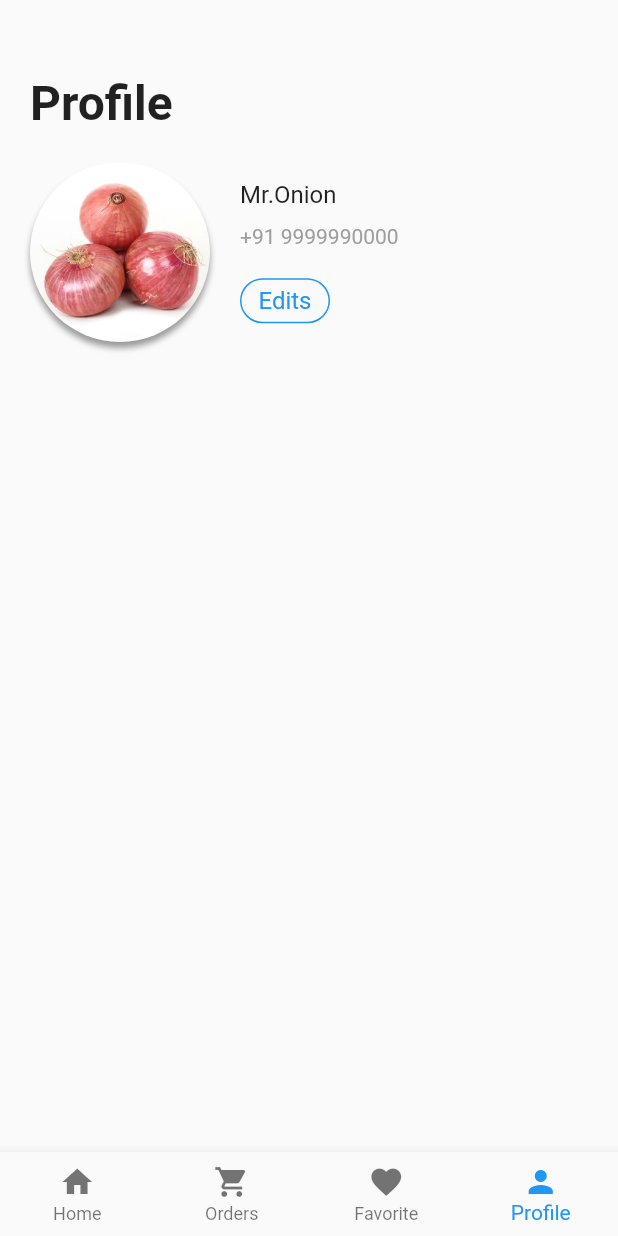
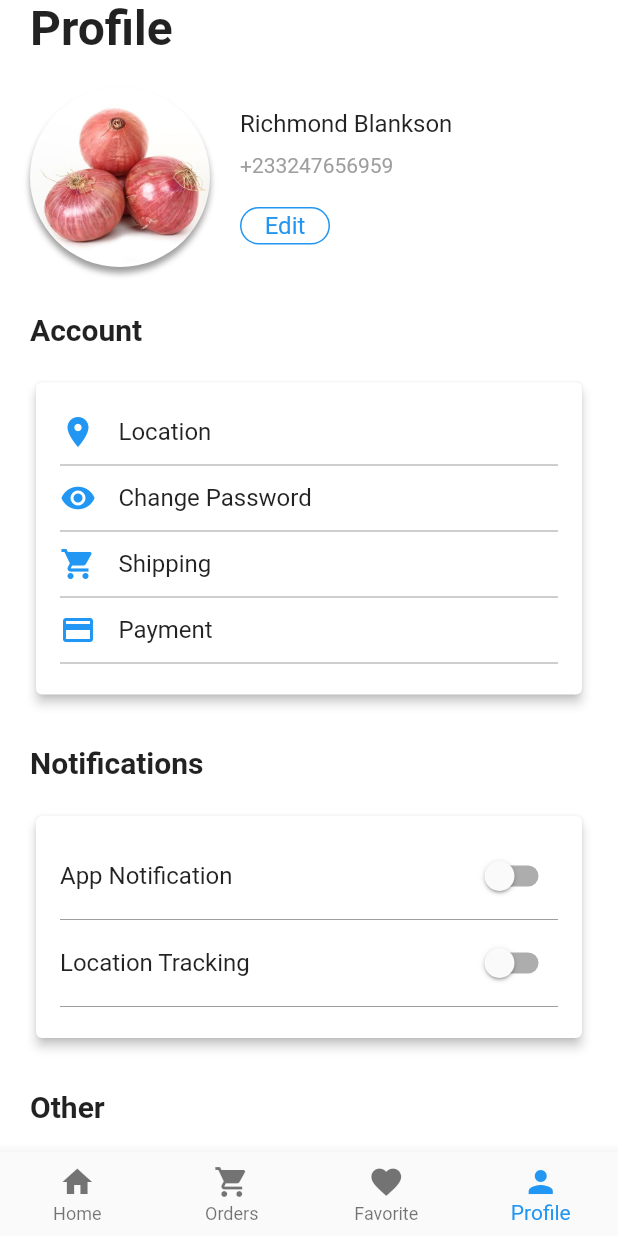
Before and after one commit to abhinavprkash/RuralnFresh, a Flutter app: the screen it shows after launch, item 4 of the bottom bar chosen, on a phone screen of 412 x 824 dp. Run offline on Flutter 3.47's test engine with Material 2 defaults, Android fonts, the phone set to English and light mode, and no system bars.

Commit message:
profile page layout done

```diff
--- a/lib/src/pages/order_page.dart
+++ b/lib/src/pages/order_page.dart
@@ -1,5 +1,4 @@
 import 'package:flutter/material.dart';
-import 'package:ruralnfresh/src/app.dart';
 import 'package:ruralnfresh/src/pages/sigin_page.dart';
 //Custom Widgets
 import '../widgets/order_card.dart';
--- a/lib/src/pages/profile_page.dart
+++ b/lib/src/pages/profile_page.dart
@@ -1,6 +1,6 @@
-import 'dart:ffi';
-
 import 'package:flutter/material.dart';
+import 'package:ruralnfresh/src/widgets/custom_list_tile.dart';
+import 'package:ruralnfresh/src/widgets/small_button.dart';
 
 class ProfilePage extends StatefulWidget {
   @override
@@ -8,11 +8,16 @@ class ProfilePage extends StatefulWidget {
 }
 
 class _ProfilePageState extends State<ProfilePage> {
+  bool turnOnNotification = false;
+  bool turnOnLocation = false;
+
   @override
   Widget build(BuildContext context) {
     return Scaffold(
-      body: Container(
-        padding: EdgeInsets.symmetric(vertical: 50.0, horizontal: 20),
+      backgroundColor: Colors.white,
+      body: SingleChildScrollView(
+        child: Container(
+          padding: EdgeInsets.symmetric(horizontal: 20.0),
           child: Column(
             crossAxisAlignment: CrossAxisAlignment.start,
             children: <Widget>[
@@ -39,58 +44,209 @@ class _ProfilePageState extends State<ProfilePage> {
                         BoxShadow(
                             blurRadius: 3.0,
                             offset: Offset(0, 4.0),
-                        color: Colors.black38,
-                      ),
+                            color: Colors.black38),
                       ],
                       image: DecorationImage(
-                      image: AssetImage("assets/images/onion.jpg"),
+                        image: AssetImage(
+                          "assets/images/onion.jpg",
+                        ),
+                        fit: BoxFit.cover,
                       ),
                     ),
                   ),
                   SizedBox(
-                  width: 20,
+                    width: 20.0,
                   ),
                   Column(
                     crossAxisAlignment: CrossAxisAlignment.start,
                     children: <Widget>[
                       Text(
-                      "Mr.Onion",
-                      style: TextStyle(fontSize: 16.0),
+                        "Richmond Blankson",
+                        style: TextStyle(
+                          fontSize: 16.0,
+                        ),
                       ),
                       SizedBox(
                         height: 10.0,
                       ),
                       Text(
-                      "+91 9999990000",
+                        "+233247656959",
                         style: TextStyle(color: Colors.grey),
                       ),
                       SizedBox(
                         height: 20.0,
                       ),
-                    Container(
+                      SmallButton(btnText: "Edit"),
+                    ],
+                  ),
+                ],
+              ),
+              SizedBox(
                 height: 30.0,
-                      width: 60.0,
-                      decoration: BoxDecoration(
-                        border: Border.all(
-                          color: Colors.blue,
               ),
-                        borderRadius: BorderRadius.circular(20.0),
+              Text(
+                "Account",
+                style: TextStyle(
+                  fontSize: 20.0,
+                  fontWeight: FontWeight.bold,
                 ),
-                      child: Center(
-                        child: Text(
-                          "Edits",
+              ),
+              SizedBox(
+                height: 20.0,
+              ),
+              Card(
+                elevation: 3.0,
+                child: Padding(
+                  padding: EdgeInsets.all(16.0),
+                  child: Column(
+                    children: <Widget>[
+                      CustomListTile(
+                        icon: Icons.location_on,
+                        text: "Location",
+                      ),
+                      Divider(
+                        height: 10.0,
+                        color: Colors.grey,
+                      ),
+                      CustomListTile(
+                        icon: Icons.visibility,
+                        text: "Change Password",
+                      ),
+                      Divider(
+                        height: 10.0,
+                        color: Colors.grey,
+                      ),
+                      CustomListTile(
+                        icon: Icons.shopping_cart,
+                        text: "Shipping",
+                      ),
+                      Divider(
+                        height: 10.0,
+                        color: Colors.grey,
+                      ),
+                      CustomListTile(
+                        icon: Icons.payment,
+                        text: "Payment",
+                      ),
+                      Divider(
+                        height: 10.0,
+                        color: Colors.grey,
+                      ),
+                    ],
+                  ),
+                ),
+              ),
+              SizedBox(
+                height: 30.0,
+              ),
+              Text(
+                "Notifications",
                 style: TextStyle(
-                            color: Colors.blue,
+                  fontSize: 20.0,
+                  fontWeight: FontWeight.bold,
+                ),
+              ),
+              SizedBox(
+                height: 20.0,
+              ),
+              Card(
+                elevation: 3.0,
+                child: Padding(
+                  padding: EdgeInsets.all(16.0),
+                  child: Column(
+                    children: <Widget>[
+                      Row(
+                        mainAxisAlignment: MainAxisAlignment.spaceBetween,
+                        children: <Widget>[
+                          Text(
+                            "App Notification",
+                            style: TextStyle(
                               fontSize: 16.0,
+                            ),
+                          ),
+                          Switch(
+                            value: turnOnNotification,
+                            onChanged: (bool value) {
+                              // print("The value: $value");
+                              setState(() {
+                                turnOnNotification = value;
+                              });
+                            },
+                          ),
+                        ],
+                      ),
+                      Divider(
+                        height: 10.0,
+                        color: Colors.grey,
+                      ),
+                      Row(
+                        mainAxisAlignment: MainAxisAlignment.spaceBetween,
+                        children: <Widget>[
+                          Text(
+                            "Location Tracking",
+                            style: TextStyle(
+                              fontSize: 16.0,
+                            ),
+                          ),
+                          Switch(
+                            value: turnOnLocation,
+                            onChanged: (bool value) {
+                              // print("The value: $value");
+                              setState(() {
+                                turnOnLocation = value;
+                              });
+                            },
+                          ),
+                        ],
+                      ),
+                      Divider(
+                        height: 10.0,
+                        color: Colors.grey,
+                      ),
+                    ],
+                  ),
+                ),
+              ),
+              SizedBox(
+                height: 30.0,
+              ),
+              Text(
+                "Other",
+                style: TextStyle(
+                  fontSize: 20.0,
+                  fontWeight: FontWeight.bold,
+                ),
+              ),
+              SizedBox(
+                height: 20.0,
+              ),
+              Card(
+                child: Padding(
+                  padding: EdgeInsets.all(16.0),
+                  child: Container(
+                    width: MediaQuery.of(context).size.width,
+                    child: Column(
+                      crossAxisAlignment: CrossAxisAlignment.start,
+                      children: <Widget>[
+                        Text("Language", style: TextStyle(fontSize: 16.0)),
+                        // SizedBox(height: 10.0,),
+                        Divider(
+                          height: 30.0,
+                          color: Colors.grey,
+                        ),
+                        Text("Currency", style: TextStyle(fontSize: 16.0)),
+                        // SizedBox(height: 10.0,),
+                        Divider(
+                          height: 30.0,
+                          color: Colors.grey,
+                        ),
+                      ],
                     ),
                   ),
                 ),
               ),
             ],
           ),
-              ],
-            )
-          ],
         ),
       ),
     );
--- /dev/null
+++ b/lib/src/widgets/custom_list_tile.dart
@@ -0,0 +1,30 @@
+import 'package:flutter/material.dart';
+
+class CustomListTile extends StatelessWidget {
+  final IconData icon;
+  final String text;
+
+  CustomListTile({this.icon, this.text});
+
+  @override
+  Widget build(BuildContext context) {
+    return Padding(
+      padding: EdgeInsets.symmetric(vertical: 5.0),
+      child: Row(
+        children: <Widget>[
+          Icon(
+            icon,
+            color: Colors.blue,
+          ),
+          SizedBox(
+            width: 15.0,
+          ),
+          Text(
+            "$text",
+            style: TextStyle(fontSize: 16.0),
+          ),
+        ],
+      ),
+    );
+  }
+}
```
Lines whose indentation alone changed are shown as unchanged.
